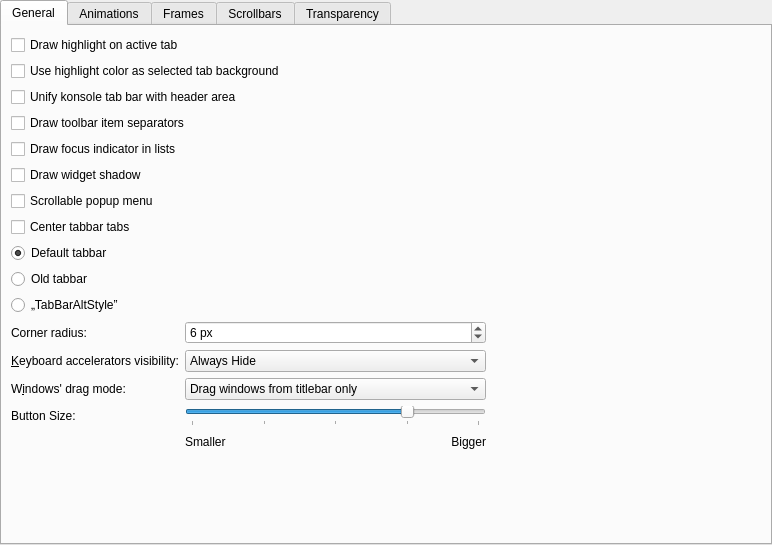
Above: kstyle/config/ui/darklystyleconfig.ui from benjumanji/Darkly before the change. Below: the same form after it.
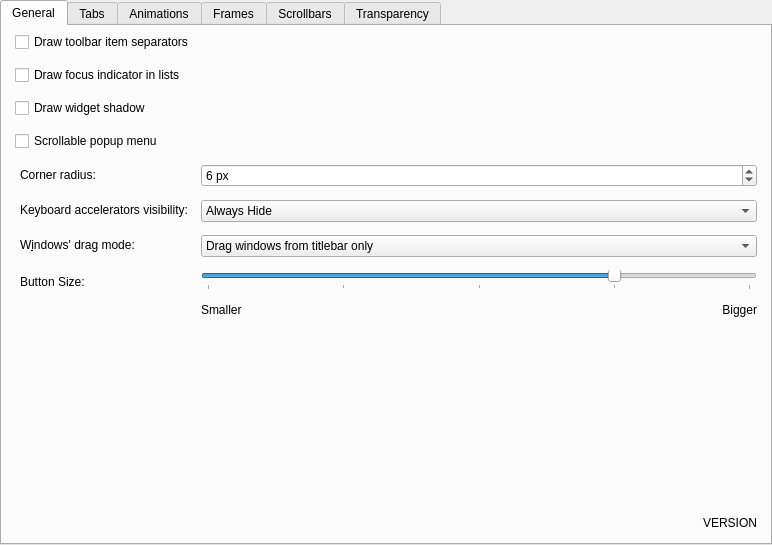
That is the form after the change. The open tabs and pages were chosen to show the change. Custom widgets are drawn as their Qt base class.

The edit to the form file:
```diff
--- a/kstyle/config/ui/darklystyleconfig.ui
+++ b/kstyle/config/ui/darklystyleconfig.ui
@@ -51,72 +51,118 @@
        <string>General</string>
       </attribute>
       <layout class="QGridLayout" name="gridLayout">
-       <item row="14" column="0">
-        <widget class="QLabel" name="_mnemonicsLabel">
-         <property name="text">
-          <string>&amp;Keyboard accelerators visibility:</string>
-         </property>
-         <property name="alignment">
-          <set>Qt::AlignmentFlag::AlignRight|Qt::AlignmentFlag::AlignTrailing|Qt::AlignmentFlag::AlignVCenter</set>
-         </property>
-         <property name="buddy">
-          <cstring>_mnemonicsMode</cstring>
-         </property>
-        </widget>
-       </item>
-       <item row="3" column="0" colspan="5">
+       <property name="sizeConstraint">
+        <enum>QLayout::SizeConstraint::SetDefaultConstraint</enum>
+       </property>
+       <property name="leftMargin">
+        <number>13</number>
+       </property>
+       <property name="topMargin">
+        <number>6</number>
+       </property>
+       <property name="rightMargin">
+        <number>13</number>
+       </property>
+       <property name="bottomMargin">
+        <number>13</number>
+       </property>
+       <property name="spacing">
+        <number>13</number>
+       </property>
+       <item row="0" column="1">
+        <layout class="QVBoxLayout" name="verticalLayout_5">
+         <property name="sizeConstraint">
+          <enum>QLayout::SizeConstraint::SetMaximumSize</enum>
+         </property>
+         <item>
         <widget class="QCheckBox" name="_toolBarDrawItemSeparator">
          <property name="text">
           <string>Draw toolbar item separators</string>
          </property>
         </widget>
        </item>
-       <item row="18" column="3">
-        <spacer name="horizontalSpacer_7">
-         <property name="orientation">
-          <enum>Qt::Orientation::Horizontal</enum>
-         </property>
-         <property name="sizeHint" stdset="0">
-          <size>
-           <width>40</width>
-           <height>20</height>
-          </size>
-         </property>
-        </spacer>
-       </item>
-       <item row="8" column="0">
+         <item>
+          <widget class="QCheckBox" name="_viewDrawFocusIndicator">
+           <property name="text">
+            <string>Draw focus indicator in lists</string>
+           </property>
+          </widget>
+         </item>
+         <item>
+          <widget class="QCheckBox" name="_widgetDrawShadow">
+           <property name="text">
+            <string>Draw widget shadow</string>
+           </property>
+          </widget>
+         </item>
+         <item>
         <widget class="QCheckBox" name="_scrollableMenu">
          <property name="text">
           <string>Scrollable popup menu</string>
          </property>
         </widget>
        </item>
-       <item row="12" column="0">
-        <widget class="QRadioButton" name="_tabBarAltStyle">
+         <item>
+          <layout class="QFormLayout" name="formLayout_4">
+           <property name="labelAlignment">
+            <set>Qt::AlignmentFlag::AlignLeading|Qt::AlignmentFlag::AlignLeft|Qt::AlignmentFlag::AlignVCenter</set>
+           </property>
+           <item row="0" column="0">
+            <widget class="QLabel" name="_cornerRadiusLabel">
          <property name="text">
-          <string>„TabBarAltStyle”</string>
-         </property>
-        </widget>
-       </item>
-       <item row="10" column="0">
-        <widget class="QRadioButton" name="_defaultTabbar">
-         <property name="text">
-          <string>Default tabbar</string>
-         </property>
-         <property name="checked">
-          <bool>true</bool>
-         </property>
-        </widget>
-       </item>
-       <item row="2" column="0" colspan="3">
-        <widget class="QCheckBox" name="_unifiedTabBarKonsole">
+              <string>Corner radius:</string>
+             </property>
+             <property name="alignment">
+              <set>Qt::AlignmentFlag::AlignBottom|Qt::AlignmentFlag::AlignLeading|Qt::AlignmentFlag::AlignLeft</set>
+             </property>
+             <property name="indent">
+              <number>5</number>
+             </property>
+            </widget>
+           </item>
+           <item row="0" column="1">
+            <widget class="QSpinBox" name="_cornerRadius">
+             <property name="sizePolicy">
+              <sizepolicy hsizetype="MinimumExpanding" vsizetype="Fixed">
+               <horstretch>0</horstretch>
+               <verstretch>0</verstretch>
+              </sizepolicy>
+             </property>
+             <property name="suffix">
+              <string> px</string>
+             </property>
+             <property name="minimum">
+              <number>1</number>
+             </property>
+             <property name="maximum">
+              <number>8</number>
+             </property>
+             <property name="value">
+              <number>6</number>
+             </property>
+            </widget>
+           </item>
+           <item row="1" column="0">
+            <widget class="QLabel" name="_mnemonicsLabel">
          <property name="text">
-          <string>Unify konsole tab bar with header area</string>
-         </property>
-        </widget>
-       </item>
-       <item row="14" column="1">
+              <string>Keyboard accelerators visibility:</string>
+             </property>
+             <property name="alignment">
+              <set>Qt::AlignmentFlag::AlignBottom|Qt::AlignmentFlag::AlignLeading|Qt::AlignmentFlag::AlignLeft</set>
+             </property>
+             <property name="indent">
+              <number>5</number>
+             </property>
+            </widget>
+           </item>
+           <item row="1" column="1">
         <widget class="QComboBox" name="_mnemonicsMode">
+             <property name="sizePolicy">
+              <sizepolicy hsizetype="MinimumExpanding" vsizetype="Fixed">
+               <horstretch>0</horstretch>
+               <verstretch>0</verstretch>
+              </sizepolicy>
+             </property>
          <item>
           <property name="text">
            <string>Always Hide</string>
@@ -134,116 +180,7 @@
          </item>
         </widget>
        </item>
-       <item row="15" column="3">
-        <spacer name="horizontalSpacer_6">
-         <property name="orientation">
-          <enum>Qt::Orientation::Horizontal</enum>
-         </property>
-         <property name="sizeHint" stdset="0">
-          <size>
-           <width>40</width>
-           <height>20</height>
-          </size>
-         </property>
-        </spacer>
-       </item>
-       <item row="19" column="1">
-        <layout class="QHBoxLayout" name="horizontalLayout_4">
-         <item>
-          <widget class="QLabel" name="label_3">
-           <property name="text">
-            <string>Smaller</string>
-           </property>
-          </widget>
-         </item>
-         <item>
-          <widget class="QLabel" name="label_4">
-           <property name="text">
-            <string>Bigger</string>
-           </property>
-           <property name="alignment">
-            <set>Qt::AlignmentFlag::AlignRight|Qt::AlignmentFlag::AlignTrailing|Qt::AlignmentFlag::AlignVCenter</set>
-           </property>
-          </widget>
-         </item>
-        </layout>
-       </item>
-       <item row="4" column="0" colspan="5">
-        <widget class="QCheckBox" name="_viewDrawFocusIndicator">
-         <property name="text">
-          <string>Draw focus indicator in lists</string>
-         </property>
-        </widget>
-       </item>
-       <item row="18" column="1">
-        <widget class="QSlider" name="_buttonSize">
-         <property name="minimum">
-          <number>-2</number>
-         </property>
-         <property name="maximum">
-          <number>6</number>
-         </property>
-         <property name="singleStep">
-          <number>1</number>
-         </property>
-         <property name="sliderPosition">
-          <number>4</number>
-         </property>
-         <property name="orientation">
-          <enum>Qt::Orientation::Horizontal</enum>
-         </property>
-         <property name="tickPosition">
-          <enum>QSlider::TickPosition::TicksBelow</enum>
-         </property>
-         <property name="tickInterval">
-          <number>2</number>
-         </property>
-        </widget>
-       </item>
-       <item row="0" column="0" colspan="5">
-        <widget class="QCheckBox" name="_tabDrawHighlight">
-         <property name="text">
-          <string>Draw highlight on active tab</string>
-         </property>
-        </widget>
-       </item>
-       <item row="18" column="0">
-        <widget class="QLabel" name="label_2">
-         <property name="layoutDirection">
-          <enum>Qt::LayoutDirection::LeftToRight</enum>
-         </property>
-         <property name="text">
-          <string>Button Size:</string>
-         </property>
-        </widget>
-       </item>
-       <item row="21" column="0" colspan="4">
-        <spacer name="verticalSpacer">
-         <property name="orientation">
-          <enum>Qt::Orientation::Vertical</enum>
-         </property>
-         <property name="sizeHint" stdset="0">
-          <size>
-           <width>20</width>
-           <height>49</height>
-          </size>
-         </property>
-        </spacer>
-       </item>
-       <item row="13" column="3" colspan="2">
-        <spacer name="horizontalSpacer_3">
-         <property name="orientation">
-          <enum>Qt::Orientation::Horizontal</enum>
-         </property>
-         <property name="sizeHint" stdset="0">
-          <size>
-           <width>40</width>
-           <height>20</height>
-          </size>
-         </property>
-        </spacer>
-       </item>
-       <item row="15" column="0">
+           <item row="2" column="0">
         <widget class="QLabel" name="_windowDragLabel">
          <property name="sizePolicy">
           <sizepolicy hsizetype="Preferred" vsizetype="Preferred">
@@ -255,22 +192,24 @@
           <string>W&amp;indows' drag mode:</string>
          </property>
          <property name="alignment">
-          <set>Qt::AlignmentFlag::AlignJustify|Qt::AlignmentFlag::AlignVCenter</set>
+              <set>Qt::AlignmentFlag::AlignBottom|Qt::AlignmentFlag::AlignLeading|Qt::AlignmentFlag::AlignLeft</set>
+             </property>
+             <property name="indent">
+              <number>5</number>
          </property>
          <property name="buddy">
           <cstring>_windowDragMode</cstring>
          </property>
         </widget>
        </item>
-       <item row="1" column="0" colspan="5">
-        <widget class="QCheckBox" name="_tabUseHighlightColor">
-         <property name="text">
-          <string>Use highlight color as selected tab background</string>
-         </property>
-        </widget>
-       </item>
-       <item row="15" column="1">
+           <item row="2" column="1">
         <widget class="QComboBox" name="_windowDragMode">
+             <property name="sizePolicy">
+              <sizepolicy hsizetype="MinimumExpanding" vsizetype="Fixed">
+               <horstretch>0</horstretch>
+               <verstretch>0</verstretch>
+              </sizepolicy>
+             </property>
          <item>
           <property name="text">
            <string>Drag windows from titlebar only</string>
@@ -288,98 +227,213 @@
          </item>
         </widget>
        </item>
-       <item row="19" column="3">
-        <spacer name="horizontalSpacer_8">
+           <item row="3" column="0">
+            <widget class="QLabel" name="label_2">
+             <property name="layoutDirection">
+              <enum>Qt::LayoutDirection::LeftToRight</enum>
+             </property>
+             <property name="text">
+              <string>Button Size:</string>
+             </property>
+             <property name="indent">
+              <number>5</number>
+             </property>
+            </widget>
+           </item>
+           <item row="3" column="1">
+            <layout class="QFormLayout" name="formLayout_2">
+             <item row="0" column="0" colspan="2">
+              <widget class="QSlider" name="_buttonSize">
+               <property name="minimum">
+                <number>-2</number>
+               </property>
+               <property name="maximum">
+                <number>6</number>
+               </property>
+               <property name="singleStep">
+                <number>1</number>
+               </property>
+               <property name="sliderPosition">
+                <number>4</number>
+               </property>
          <property name="orientation">
           <enum>Qt::Orientation::Horizontal</enum>
          </property>
-         <property name="sizeHint" stdset="0">
-          <size>
-           <width>40</width>
-           <height>20</height>
-          </size>
-         </property>
-        </spacer>
-       </item>
-       <item row="7" column="0">
-        <widget class="QCheckBox" name="_widgetDrawShadow">
+               <property name="tickPosition">
+                <enum>QSlider::TickPosition::TicksBelow</enum>
+               </property>
+               <property name="tickInterval">
+                <number>2</number>
+               </property>
+              </widget>
+             </item>
+             <item row="1" column="0" colspan="2">
+              <layout class="QHBoxLayout" name="horizontalLayout_4">
+               <item>
+                <widget class="QLabel" name="label_3">
          <property name="text">
-          <string>Draw widget shadow</string>
+                  <string>Smaller</string>
          </property>
         </widget>
        </item>
-       <item row="13" column="0">
-        <widget class="QLabel" name="_cornerRadiusLabel">
+               <item>
+                <widget class="QLabel" name="label_4">
          <property name="text">
-          <string>Corner radius:</string>
+                  <string>Bigger</string>
          </property>
          <property name="alignment">
-          <set>Qt::AlignmentFlag::AlignJustify|Qt::AlignmentFlag::AlignVCenter</set>
+                  <set>Qt::AlignmentFlag::AlignRight|Qt::AlignmentFlag::AlignTrailing|Qt::AlignmentFlag::AlignVCenter</set>
          </property>
         </widget>
        </item>
-       <item row="22" column="3">
+              </layout>
+             </item>
+            </layout>
+           </item>
+          </layout>
+         </item>
+         <item>
         <widget class="QLabel" name="_versionNumber">
+           <property name="layoutDirection">
+            <enum>Qt::LayoutDirection::RightToLeft</enum>
+           </property>
          <property name="text">
-          <string/>
+            <string>VERSION</string>
          </property>
          <property name="alignment">
-          <set>Qt::AlignmentFlag::AlignRight|Qt::AlignmentFlag::AlignTrailing|Qt::AlignmentFlag::AlignVCenter</set>
+            <set>Qt::AlignmentFlag::AlignBottom|Qt::AlignmentFlag::AlignRight|Qt::AlignmentFlag::AlignTrailing</set>
          </property>
         </widget>
        </item>
-       <item row="11" column="0">
+        </layout>
+       </item>
+      </layout>
+     </widget>
+     <widget class="QWidget" name="Tabs">
+      <attribute name="title">
+       <string>Tabs</string>
+      </attribute>
+      <widget class="QWidget" name="verticalLayoutWidget">
+       <property name="geometry">
+        <rect>
+         <x>10</x>
+         <y>0</y>
+         <width>311</width>
+         <height>338</height>
+        </rect>
+       </property>
+       <layout class="QVBoxLayout" name="verticalLayout_4">
+        <property name="spacing">
+         <number>10</number>
+        </property>
+        <property name="sizeConstraint">
+         <enum>QLayout::SizeConstraint::SetMinimumSize</enum>
+        </property>
+        <property name="leftMargin">
+         <number>2</number>
+        </property>
+        <property name="topMargin">
+         <number>4</number>
+        </property>
+        <item>
+         <widget class="QRadioButton" name="_defaultTabbar">
+          <property name="text">
+           <string>Default tabbar</string>
+          </property>
+          <property name="checked">
+           <bool>true</bool>
+          </property>
+         </widget>
+        </item>
+        <item>
         <widget class="QRadioButton" name="_oldTabbar">
          <property name="text">
           <string>Old tabbar</string>
          </property>
         </widget>
        </item>
-       <item row="14" column="3">
-        <spacer name="horizontalSpacer_5">
-         <property name="orientation">
-          <enum>Qt::Orientation::Horizontal</enum>
-         </property>
-         <property name="sizeHint" stdset="0">
-          <size>
-           <width>40</width>
-           <height>20</height>
-          </size>
-         </property>
-        </spacer>
-       </item>
-       <item row="13" column="1">
-        <widget class="QSpinBox" name="_cornerRadius">
-         <property name="sizePolicy">
-          <sizepolicy hsizetype="Preferred" vsizetype="Fixed">
-           <horstretch>0</horstretch>
-           <verstretch>0</verstretch>
-          </sizepolicy>
-         </property>
-         <property name="suffix">
-          <string> px</string>
-         </property>
-         <property name="minimum">
-          <number>1</number>
-         </property>
-         <property name="maximum">
-          <number>8</number>
-         </property>
-         <property name="value">
-          <number>6</number>
+        <item>
+         <widget class="QRadioButton" name="_tabBarAltStyle">
+          <property name="text">
+           <string>„TabBarAltStyle”</string>
          </property>
         </widget>
        </item>
-       <item row="9" column="0">
+        <item>
         <widget class="QCheckBox" name="_tabBarDrawCenteredTabs">
          <property name="text">
           <string>Center tabbar tabs</string>
          </property>
         </widget>
        </item>
-      </layout>
-     </widget>
-     <widget class="QWidget" name="tab_2">
+        <item>
+         <widget class="QCheckBox" name="_tabDrawHighlight">
+          <property name="text">
+           <string>Draw highlight on active tab</string>
+          </property>
+         </widget>
+        </item>
+        <item>
+         <widget class="QCheckBox" name="_unifiedTabBarKonsole">
+          <property name="text">
+           <string>Unify konsole tab bar with header area</string>
+          </property>
+         </widget>
+        </item>
+        <item>
+         <widget class="QCheckBox" name="_tabUseHighlightColor">
+          <property name="text">
+           <string>Use highlight color as selected tab background</string>
+          </property>
+         </widget>
+        </item>
+        <item>
+         <widget class="QCheckBox" name="_adjustToDarkThemes">
+          <property name="text">
+           <string>Custom tabbar background</string>
+          </property>
+         </widget>
+        </item>
+        <item>
+         <widget class="KColorButton" name="_tabBGColor">
+          <property name="minimumSize">
+           <size>
+            <width>0</width>
+            <height>40</height>
+           </size>
+          </property>
+          <property name="maximumSize">
+           <size>
+            <width>128</width>
+            <height>16777215</height>
+           </size>
+          </property>
+          <property name="text">
+           <string>Tabbar background</string>
+          </property>
+          <property name="color">
+           <color alpha="160">
+            <red>0</red>
+            <green>0</green>
+            <blue>0</blue>
+           </color>
+          </property>
+          <property name="defaultColor">
+           <color alpha="160">
+            <red>0</red>
+            <green>0</green>
+            <blue>0</blue>
+           </color>
+          </property>
+          <property name="alphaChannelEnabled">
+           <bool>true</bool>
+          </property>
+         </widget>
+        </item>
+       </layout>
+      </widget>
+     </widget>
+     <widget class="QWidget" name="Animations">
       <attribute name="title">
        <string>Animations</string>
       </attribute>
```
Left out of the diff: 480 changed lines with no effect on the pictures. Lines whose indentation alone changed are shown as unchanged.
